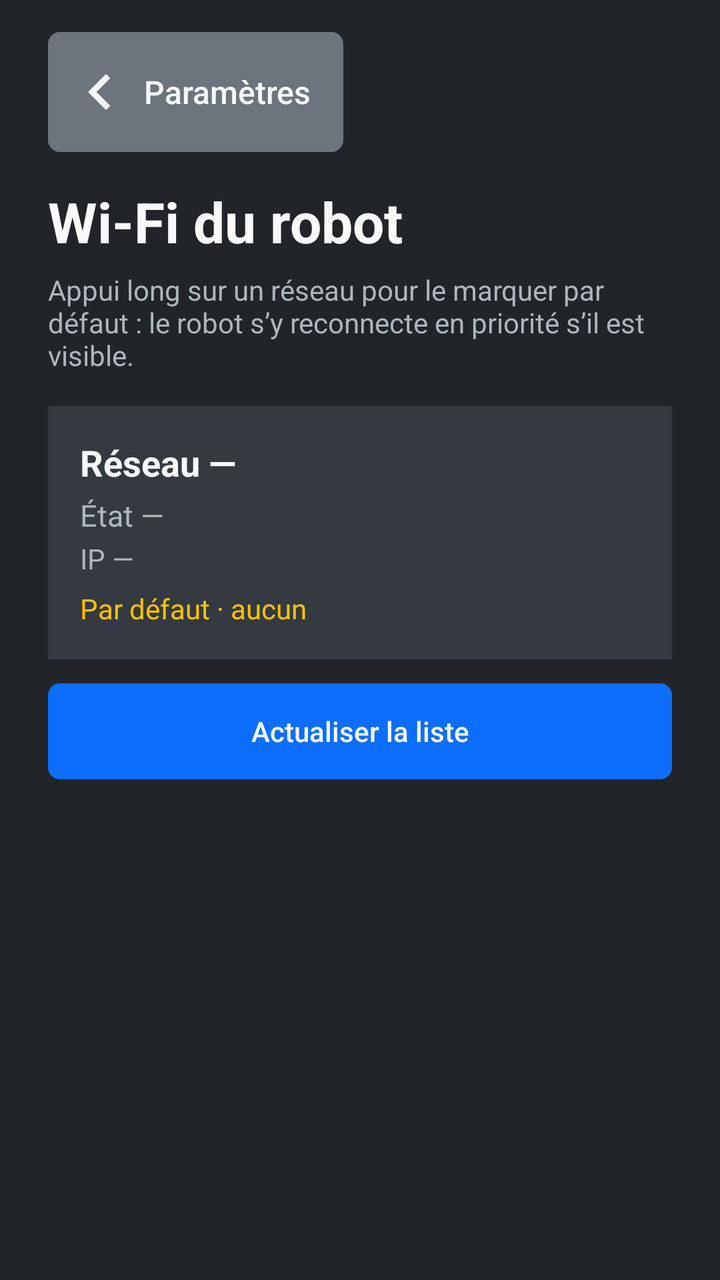
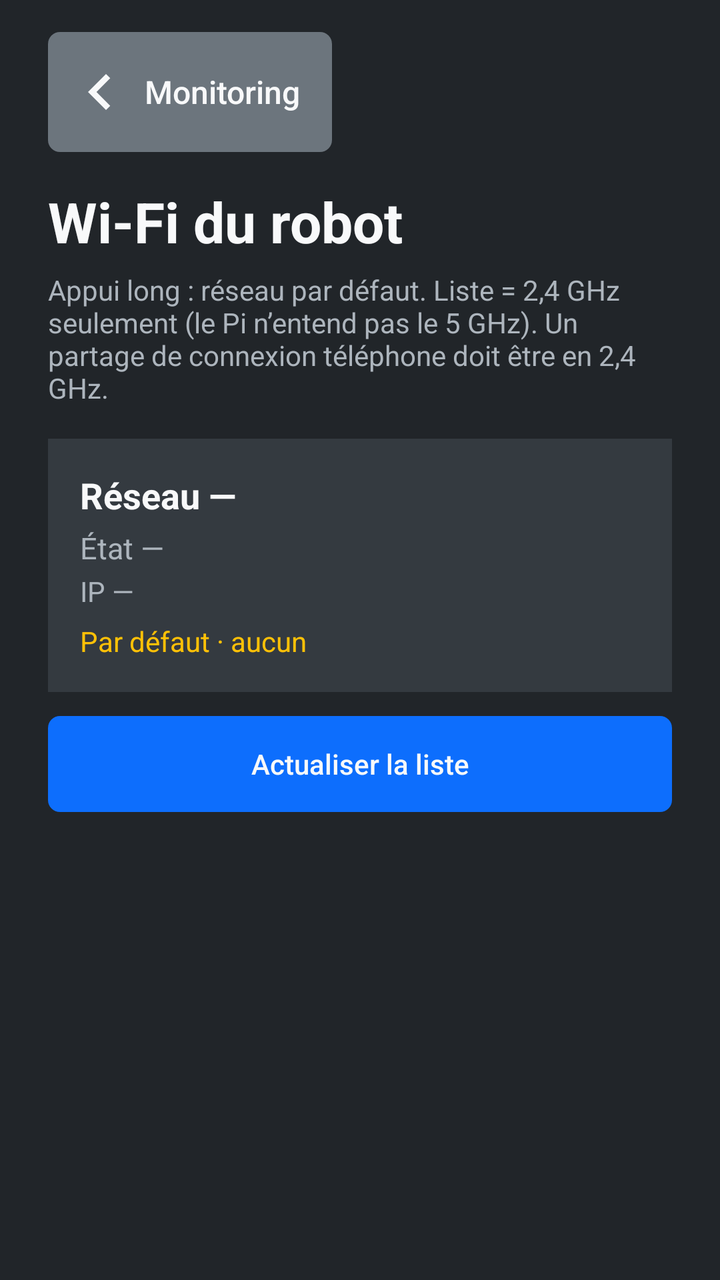

Screens rendered from an Android XML layout before and after an edit, with the pre-edit source and the edit as a unified diff.
<!-- AndroidManifest.xml: application theme AppTheme -->
<!-- res/layout/screen_wifi.xml -->
<?xml version="1.0" encoding="utf-8"?>
<LinearLayout xmlns:android="http://schemas.android.com/apk/res/android"
    android:layout_width="match_parent"
    android:layout_height="match_parent"
    android:background="@color/bs_dark"
    android:orientation="vertical"
    android:paddingStart="24dp"
    android:paddingEnd="24dp"
    android:paddingTop="16dp"
    android:paddingBottom="20dp">

    <Button
        android:id="@+id/btn_back_home"
        style="@style/Bdx.Btn.Back"
        android:layout_width="wrap_content"
        android:layout_height="wrap_content"
        android:text="Paramètres" />

    <TextView
        android:layout_width="wrap_content"
        android:layout_height="wrap_content"
        android:layout_marginTop="16dp"
        android:text="Wi‑Fi du robot"
        android:textColor="@color/bs_light"
        android:textSize="28sp"
        android:textStyle="bold" />

    <TextView
        android:id="@+id/wifi_hint"
        android:layout_width="match_parent"
        android:layout_height="wrap_content"
        android:layout_marginTop="6dp"
        android:text="Appui long sur un réseau pour le marquer par défaut : le robot s’y reconnecte en priorité s’il est visible."
        android:textColor="@color/bs_muted"
        android:textSize="14sp" />

    <LinearLayout
        android:layout_width="match_parent"
        android:layout_height="wrap_content"
        android:layout_marginTop="16dp"
        android:background="@color/bs_dark_2"
        android:orientation="vertical"
        android:padding="16dp">

        <TextView
            android:id="@+id/wifi_ssid"
            android:layout_width="match_parent"
            android:layout_height="wrap_content"
            android:text="Réseau —"
            android:textColor="@color/bs_light"
            android:textSize="18sp"
            android:textStyle="bold" />

        <TextView
            android:id="@+id/wifi_state"
            android:layout_width="match_parent"
            android:layout_height="wrap_content"
            android:layout_marginTop="4dp"
            android:text="État —"
            android:textColor="@color/bs_muted"
            android:textSize="15sp" />

        <TextView
            android:id="@+id/wifi_ip"
            android:layout_width="match_parent"
            android:layout_height="wrap_content"
            android:layout_marginTop="2dp"
            android:text="IP —"
            android:textColor="@color/bs_muted"
            android:textSize="14sp" />

        <TextView
            android:id="@+id/wifi_default"
            android:layout_width="match_parent"
            android:layout_height="wrap_content"
            android:layout_marginTop="6dp"
            android:text="Par défaut · aucun"
            android:textColor="@color/bs_yellow"
            android:textSize="14sp" />
    </LinearLayout>

    <Button
        android:id="@+id/wifi_scan"
        style="@style/Bdx.Btn"
        android:layout_width="match_parent"
        android:layout_height="wrap_content"
        android:layout_marginTop="12dp"
        android:background="@drawable/btn_flat_blue"
        android:text="Actualiser la liste" />

    <ScrollView
        android:layout_width="match_parent"
        android:layout_height="0dp"
        android:layout_marginTop="12dp"
        android:layout_weight="1">

        <LinearLayout
            android:id="@+id/wifi_list"
            android:layout_width="match_parent"
            android:layout_height="wrap_content"
            android:orientation="vertical" />
    </ScrollView>
</LinearLayout>
<!-- resources referenced by this layout -->
<resources>
  <color name="bs_dark">#212529</color>
  <color name="bs_dark_2">#343A40</color>
  <color name="bs_light">#F8F9FA</color>
  <color name="bs_muted">#ADB5BD</color>
  <color name="bs_yellow">#FFC107</color>
  <!-- drawable btn_flat_blue (drawable) -->
  <?xml version="1.0" encoding="utf-8"?>
  <selector xmlns:android="http://schemas.android.com/apk/res/android">
      <item android:state_pressed="true">
          <shape android:shape="rectangle">
              <solid android:color="@color/bs_blue_press" />
              <corners android:radius="6dp" />
          </shape>
      </item>
      <item>
          <shape android:shape="rectangle">
              <solid android:color="@color/bs_blue" />
              <corners android:radius="6dp" />
          </shape>
      </item>
  </selector>
  <style name="Bdx.Btn" parent="Widget.AppCompat.Button.Borderless">
          <item name="android:stateListAnimator">@null</item>
          <item name="android:elevation">0dp</item>
          <item name="android:textAllCaps">false</item>
          <item name="android:fontFamily">sans-serif-medium</item>
          <item name="android:textColor">@color/bs_light</item>
          <item name="android:padding">12dp</item>
          <item name="android:minHeight">48dp</item>
      </style>
  <style name="Bdx.Btn.Back" parent="Bdx.Btn">
          <item name="android:background">@drawable/btn_flat_gray</item>
          <item name="android:drawableStart">@drawable/ic_arrow_back</item>
          <item name="android:drawablePadding">4dp</item>
          <item name="android:text">Accueil</item>
          <item name="android:textSize">16sp</item>
          <item name="android:minHeight">52dp</item>
          <item name="android:paddingStart">8dp</item>
          <item name="android:paddingEnd">16dp</item>
      </style>
  <style name="AppTheme" parent="Theme.AppCompat.Light.DarkActionBar">
          <item name="colorPrimary">@color/colorPrimary</item>
          <item name="colorPrimaryDark">@color/colorPrimaryDark</item>
          <item name="colorAccent">@color/colorAccent</item>
      </style>
  <color name="bs_blue_press">#0B5ED7</color>
  <color name="bs_blue">#0D6EFD</color>
  <!-- drawable btn_flat_gray (drawable) -->
  <?xml version="1.0" encoding="utf-8"?>
  <selector xmlns:android="http://schemas.android.com/apk/res/android">
      <item android:state_pressed="true">
          <shape android:shape="rectangle">
              <solid android:color="@color/bs_gray_press" />
              <corners android:radius="6dp" />
          </shape>
      </item>
      <item>
          <shape android:shape="rectangle">
              <solid android:color="@color/bs_gray" />
              <corners android:radius="6dp" />
          </shape>
      </item>
  </selector>
  <!-- drawable ic_arrow_back (drawable) -->
  <?xml version="1.0" encoding="utf-8"?>
  <vector xmlns:android="http://schemas.android.com/apk/res/android"
      android:width="36dp"
      android:height="36dp"
      android:viewportWidth="24"
      android:viewportHeight="24">
      <path
          android:fillColor="#F8F9FA"
          android:pathData="M15.41,7.41L14,6l-6,6 6,6 1.41,-1.41L10.83,12z" />
  </vector>
  <color name="colorPrimary">#0D6EFD</color>
  <color name="colorPrimaryDark">#212529</color>
  <color name="colorAccent">#0DCAF0</color>
  <color name="bs_gray_press">#5C636A</color>
  <color name="bs_gray">#6C757D</color>
</resources>

<!-- the commit's change to res/layout/screen_wifi.xml (unified diff, before → after) -->
@@ -14,7 +14,7 @@
         style="@style/Bdx.Btn.Back"
         android:layout_width="wrap_content"
         android:layout_height="wrap_content"
-        android:text="Paramètres" />
+        android:text="Monitoring" />
 
     <TextView
         android:layout_width="wrap_content"
@@ -30,7 +30,7 @@
         android:layout_width="match_parent"
         android:layout_height="wrap_content"
         android:layout_marginTop="6dp"
-        android:text="Appui long sur un réseau pour le marquer par défaut : le robot s’y reconnecte en priorité s’il est visible."
+        android:text="Appui long : réseau par défaut. Liste = 2,4 GHz seulement (le Pi n’entend pas le 5 GHz). Un partage de connexion téléphone doit être en 2,4 GHz."
         android:textColor="@color/bs_muted"
         android:textSize="14sp" />
 
